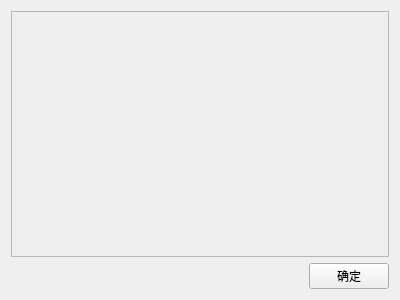
The window that UISource/universe_configure.ui (HelloWRC/W-DesktopCountdown) describes before a commit, drawn with Qt 5.
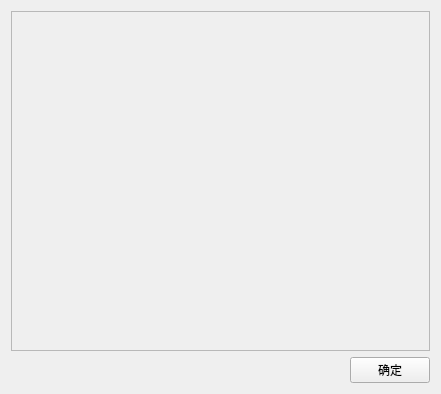
The same window after the commit. Icons and pictures are not drawn.

Commit message: universe_configure 功能完善

```diff
--- a/UISource/universe_configure.ui
+++ b/UISource/universe_configure.ui
@@ -9,8 +9,8 @@
    <rect>
     <x>0</x>
     <y>0</y>
-    <width>400</width>
-    <height>300</height>
+    <width>441</width>
+    <height>394</height>
    </rect>
   </property>
   <property name="windowTitle">
@@ -23,6 +23,9 @@
   <layout class="QVBoxLayout" name="verticalLayout_2">
    <item>
     <widget class="QScrollArea" name="scrollArea">
+     <property name="horizontalScrollBarPolicy">
+      <enum>Qt::ScrollBarAlwaysOff</enum>
+     </property>
      <property name="widgetResizable">
       <bool>true</bool>
      </property>
@@ -31,8 +34,8 @@
        <rect>
         <x>0</x>
         <y>0</y>
-        <width>376</width>
-        <height>238</height>
+        <width>417</width>
+        <height>332</height>
        </rect>
       </property>
       <layout class="QFormLayout" name="formLayout">
```
The commit also changes 3 other files.
